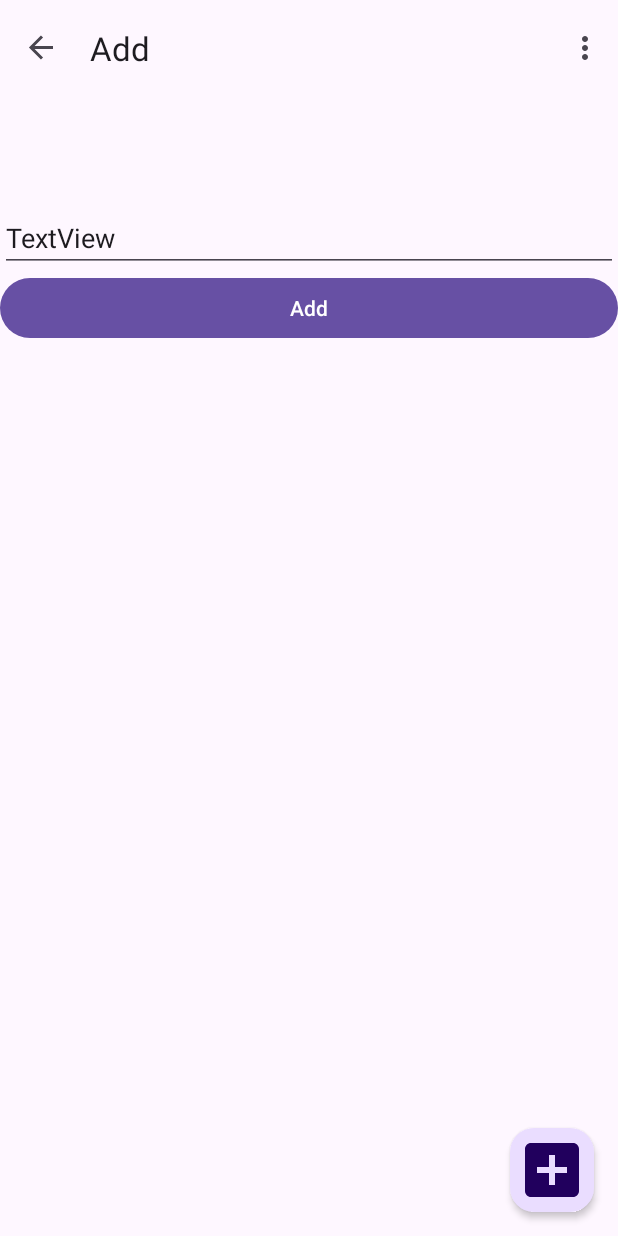
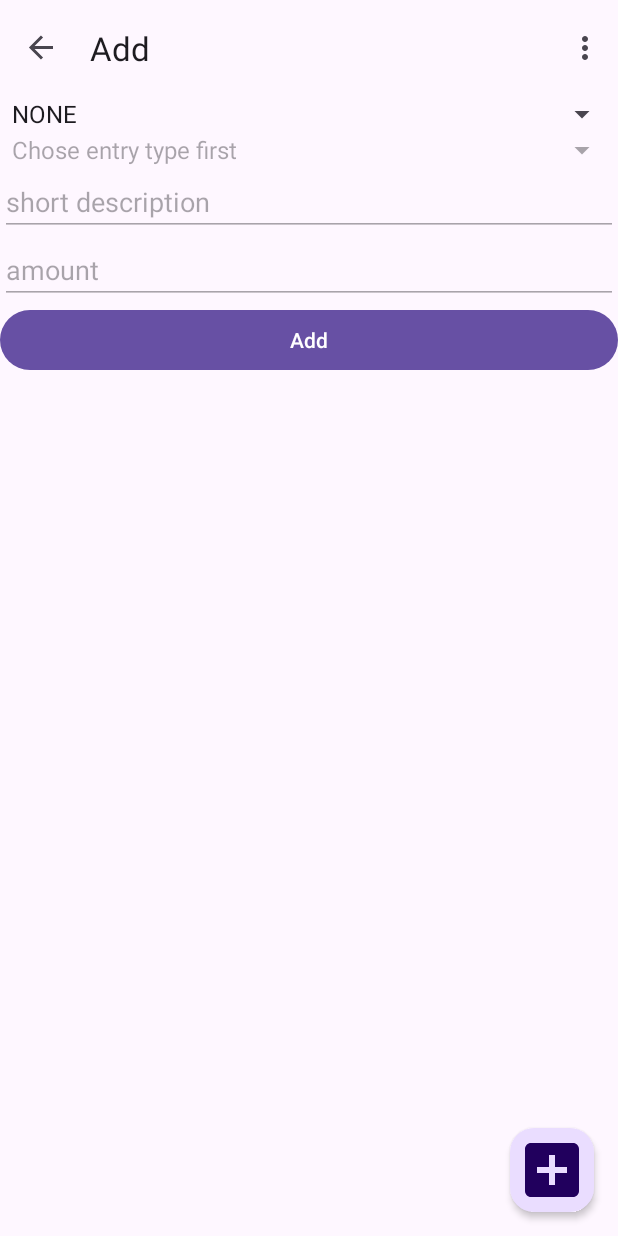
Before and after one commit to Vlad421/BillManager, an Android app: the AddFragment screen opened through its navigation route, on a phone screen of 412 x 824 dp. Run offline under Robolectric (Android 15) with nearby library versions, the phone set to English and light mode, and no system bars; our stand-ins replace navigation-ui.

Commit message:
- entry fragment

```diff
--- a/app/src/main/java/my/sdlc/billmanager/AddFragment.java
+++ b/app/src/main/java/my/sdlc/billmanager/AddFragment.java
@@ -4,20 +4,95 @@ import android.os.Bundle;
 import android.view.LayoutInflater;
 import android.view.View;
 import android.view.ViewGroup;
+import android.widget.AdapterView;
+import android.widget.ArrayAdapter;
+import android.widget.EditText;
+import android.widget.Spinner;
+import android.widget.Toast;
 
 import androidx.annotation.NonNull;
 import androidx.annotation.Nullable;
 import androidx.fragment.app.Fragment;
-import androidx.navigation.Navigation;
+
+import java.util.ArrayList;
+import java.util.Arrays;
+import java.util.List;
+import java.util.stream.Stream;
+
+import my.sdlc.billmanager.helpers.Constants;
 
 public class AddFragment extends Fragment {
+
+    Spinner spinnerListType;
+    Spinner spinnerListCategory;
+    EditText editTextDescription;
+    EditText editTextAmount;
 
     @Nullable
     @Override
     public View onCreateView(@NonNull LayoutInflater inflater, @Nullable ViewGroup container, @Nullable Bundle savedInstanceState) {
 
         ViewGroup view = (ViewGroup) inflater.inflate(R.layout.fragment_add_entry, container, false);
+        spinnerListType = view.findViewById(R.id.spinner_type);
+        spinnerListCategory = view.findViewById(R.id.spinner_category);
 
+        editTextDescription = view.findViewById(R.id.edit_text_add_text_description);
+        editTextAmount = view.findViewById(R.id.edit_text_add_amount);
+        editTextDescription.setEnabled(false);
+        editTextAmount.setEnabled(false);
+        spinnerListCategory.setEnabled(false);
+
+        String[] spinnerTypeItems = Stream.of(Constants.Type.values()).map(Constants.Type::name).toArray(String[]::new);
+        ArrayAdapter<String> adapterType = new ArrayAdapter<String>(requireContext(), android.R.layout.simple_spinner_item, spinnerTypeItems) {
+            @Override
+            public int getCount() {
+                return super.getCount() - 1;            // don't display last item. It is used as hint.
+            }
+        };
+        adapterType.setDropDownViewResource(android.R.layout.simple_spinner_dropdown_item);
+
+        spinnerListType.setAdapter(adapterType);
+        spinnerListType.setSelection(2);
+        String[] spinnerCategoriesList = {"Chose entry type first"};
+        ArrayAdapter<String> adapterCategory = new ArrayAdapter<String>(requireContext(), android.R.layout.simple_spinner_item, new ArrayList<>(Arrays.asList(spinnerCategoriesList)));
+        adapterCategory.setDropDownViewResource(android.R.layout.simple_spinner_dropdown_item);
+        spinnerListCategory.setAdapter(adapterCategory);
+
+        spinnerListType.setOnItemSelectedListener(new AdapterView.OnItemSelectedListener() {
+            @Override
+            public void onItemSelected(AdapterView<?> parent, View view, int position, long id) {
+                if (position < 2) {
+                    //spinnerListCategory.setAdapter(null);
+                    adapterCategory.clear();
+                    String[] spinnerCategoriesList = new String[0];
+                    //adapterCategory.notifyDataSetInvalidated();
+
+                    if (spinnerListType.getSelectedItem().equals(Constants.Type.INCOME.toString())) {
+
+                        spinnerCategoriesList = Constants.Categories.getDefaultIncomeCategories().keySet().toArray(new String[0]);
+                        Toast.makeText(requireContext(), "Inc", Toast.LENGTH_SHORT).show();
+                        //System.out.println(4);
+                    } else if (spinnerListType.getSelectedItem().equals(Constants.Type.SPENT.toString())) {
+                        spinnerCategoriesList = Constants.Categories.getDefaultSpentCategories().keySet().toArray(new String[0]);
+                        Toast.makeText(requireContext(), "Spe", Toast.LENGTH_SHORT).show();
+                        //System.out.println(5);
+                    }
+
+                    adapterCategory.addAll(new ArrayList<String >(Arrays.asList(spinnerCategoriesList)));
+
+                    adapterCategory.notifyDataSetChanged();
+                    //spinnerListCategory.setAdapter(adapterCategory);
+                    spinnerListCategory.setEnabled(true);
+
+                }
+
+            }
+
+            @Override
+            public void onNothingSelected(AdapterView<?> parent) {
+
+            }
+        });
         return view;
 
     }
--- a/app/src/main/java/my/sdlc/billmanager/FlowListAdapter.java
+++ b/app/src/main/java/my/sdlc/billmanager/FlowListAdapter.java
@@ -11,7 +11,7 @@ import androidx.recyclerview.widget.RecyclerView;
 
 import java.util.ArrayList;
 
-import my.sdlc.billmanager.entity.Earn;
+import my.sdlc.billmanager.entity.flow.Earn;
 
 public class FlowListAdapter extends RecyclerView.Adapter<FlowListAdapter.EntryHolder> {
 
--- a/app/src/main/java/my/sdlc/billmanager/IncomeFlowFragment.java
+++ b/app/src/main/java/my/sdlc/billmanager/IncomeFlowFragment.java
@@ -14,7 +14,7 @@ import android.view.ViewGroup;
 
 import java.util.ArrayList;
 
-import my.sdlc.billmanager.entity.Earn;
+import my.sdlc.billmanager.entity.flow.Earn;
 
 
 public class IncomeFlowFragment extends Fragment {
--- a/app/src/main/java/my/sdlc/billmanager/entity/Earn.java
+++ /dev/null
@@ -1,5 +0,0 @@
-package my.sdlc.billmanager.entity;
-
-public class Earn extends Entry{
-
-}
--- a/app/src/main/java/my/sdlc/billmanager/entity/Spent.java
+++ /dev/null
@@ -1,4 +0,0 @@
-package my.sdlc.billmanager.entity;
-
-public class Spent extends Entry{
-}
--- /dev/null
+++ b/app/src/main/java/my/sdlc/billmanager/entity/flow/Earn.java
@@ -0,0 +1,5 @@
+package my.sdlc.billmanager.entity.flow;
+
+public class Earn extends Entry{
+
+}
--- a/app/src/main/java/my/sdlc/billmanager/entity/Entry.java
+++ b/app/src/main/java/my/sdlc/billmanager/entity/flow/Entry.java
@@ -1,4 +1,4 @@
-package my.sdlc.billmanager.entity;
+package my.sdlc.billmanager.entity.flow;
 
 import java.math.BigDecimal;
 import java.util.Date;
--- /dev/null
+++ b/app/src/main/java/my/sdlc/billmanager/entity/flow/Spent.java
@@ -0,0 +1,4 @@
+package my.sdlc.billmanager.entity.flow;
+
+public class Spent extends Entry{
+}
--- a/app/src/main/java/my/sdlc/billmanager/helpers/dataBase/DBase.java
+++ b/app/src/main/java/my/sdlc/billmanager/helpers/dataBase/DBase.java
@@ -50,7 +50,7 @@ public class DBase extends SQLiteOpenHelper {
     public void onUpgrade(SQLiteDatabase sqLiteDatabase, int i, int i1) {
         sqLiteDatabase.execSQL("DROP TABLE IF EXISTS " + spentTable.getTableName());
         sqLiteDatabase.execSQL("DROP TABLE IF EXISTS " + incomeTable.getTableName());
-        //onCreate(sqLiteDatabase);
+        onCreate(sqLiteDatabase);
     }
 
 
--- a/app/src/main/res/layout/fragment_add_entry.xml
+++ b/app/src/main/res/layout/fragment_add_entry.xml
@@ -5,22 +5,48 @@
     android:layout_width="match_parent"
     android:layout_height="match_parent">
 
-    <EditText
-        android:id="@+id/textView2"
+    <Spinner
+        android:id="@+id/spinner_type"
         android:layout_width="0dp"
         android:layout_height="wrap_content"
-        android:layout_marginTop="72dp"
-        android:text="TextView"
+        app:layout_constraintEnd_toEndOf="parent"
+        android:spinnerMode="dropdown"
+        app:layout_constraintStart_toStartOf="parent"
+        app:layout_constraintTop_toTopOf="parent" />
+    <Spinner
+        android:id="@+id/spinner_category"
+        android:layout_width="0dp"
+        android:layout_height="wrap_content"
+        app:layout_constraintEnd_toEndOf="parent"
+        android:spinnerMode="dropdown"
+        app:layout_constraintStart_toStartOf="parent"
+        app:layout_constraintTop_toBottomOf="@id/spinner_type" />
+
+    <EditText
+        android:id="@+id/edit_text_add_text_description"
+        android:layout_width="0dp"
+        android:layout_height="wrap_content"
+        android:text="short description"
         app:layout_constraintEnd_toEndOf="parent"
         app:layout_constraintStart_toStartOf="parent"
-        app:layout_constraintTop_toTopOf="parent" />
+        app:layout_constraintTop_toBottomOf="@id/spinner_category" />
+
+    <EditText
+        android:id="@+id/edit_text_add_amount"
+        android:layout_width="0dp"
+        android:layout_height="wrap_content"
+        android:text="amount"
+        app:layout_constraintEnd_toEndOf="parent"
+        app:layout_constraintStart_toStartOf="parent"
+        app:layout_constraintTop_toBottomOf="@id/edit_text_add_text_description" />
+
 
     <Button
-        android:id="@+id/button"
+        android:id="@+id/button_add_entry"
         android:layout_width="0dp"
         android:layout_height="wrap_content"
         android:text="Add"
         app:layout_constraintEnd_toEndOf="parent"
         app:layout_constraintStart_toStartOf="parent"
-        app:layout_constraintTop_toBottomOf="@+id/textView2" />
+        app:layout_constraintTop_toBottomOf="@+id/edit_text_add_amount" />
 </androidx.constraintlayout.widget.ConstraintLayout>
```
Also changed, not shown: app/src/main/java/my/sdlc/billmanager/entity/struct/Categories.java (added, +22 -0 lines), app/src/main/java/my/sdlc/billmanager/entity/struct/IncomeCategories.java (added, +11 -0 lines), app/src/main/java/my/sdlc/billmanager/entity/struct/SpentCategories.java (added, +7 -0 lines), app/src/main/java/my/sdlc/billmanager/helpers/Constants.java (+21 -2 lines).
